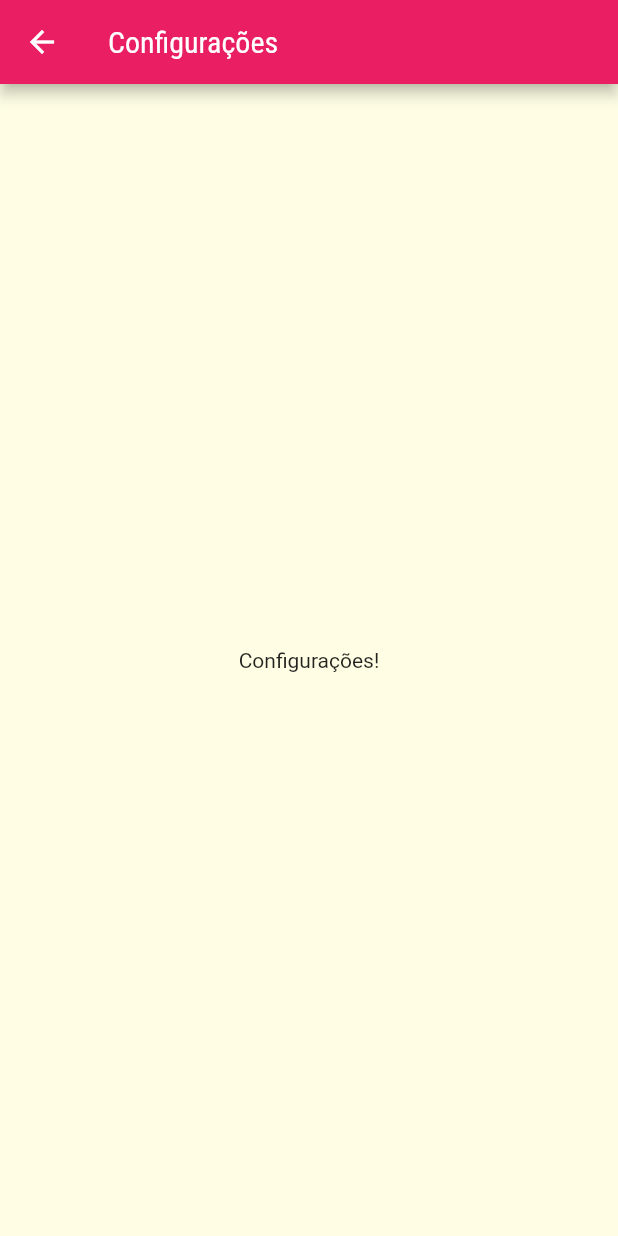
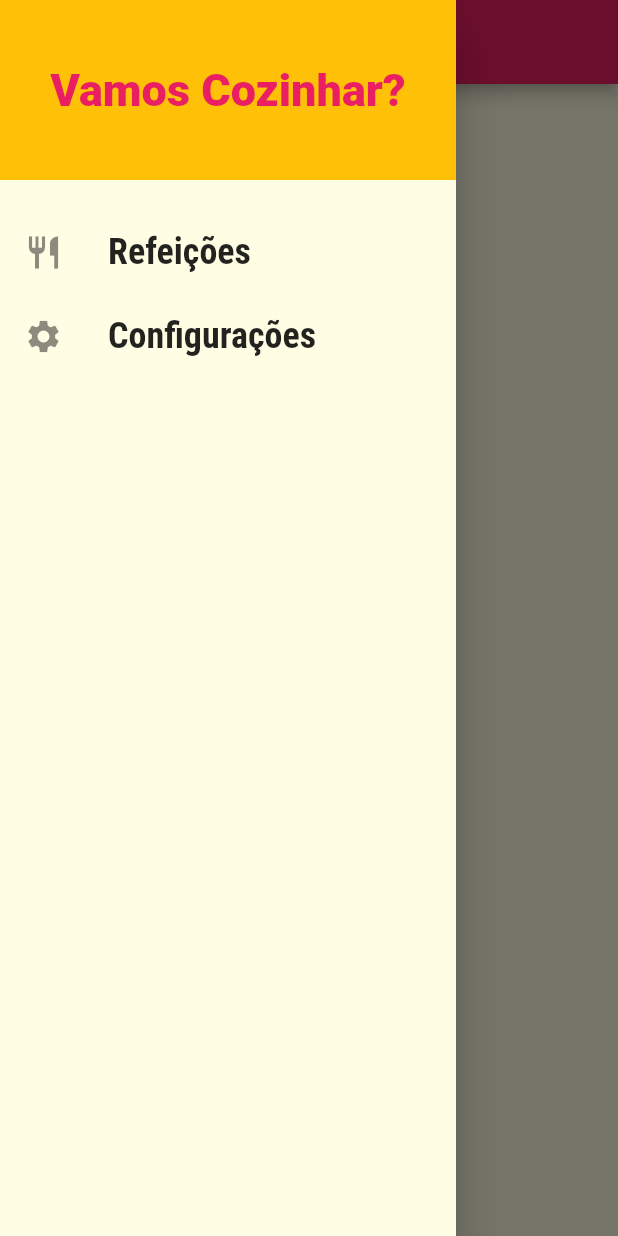
Before and after one commit to ViolaRafael/meals, a Flutter app: the SettingsScreen screen opened by its route, with the side drawer open (before the commit the screen has no drawer), on a phone screen of 412 x 824 dp. Run offline on Flutter 3.47's test engine with Material 2 defaults, Android fonts, the phone set to English and light mode, and no system bars.

```diff
--- a/lib/components/main_drawer.dart
+++ b/lib/components/main_drawer.dart
@@ -46,12 +46,12 @@ class MainDrawer extends StatelessWidget {
           _createItem(
             Icons.restaurant,
             'Refeições',
-            () => Navigator.of(context).pushNamed(AppRoutes.HOME),
+            () => Navigator.of(context).pushReplacementNamed(AppRoutes.HOME),
           ),
           _createItem(
             Icons.settings,
             'Configurações',
-            () => Navigator.of(context).pushNamed(AppRoutes.SETTINGS),
+            () => Navigator.of(context).pushReplacementNamed(AppRoutes.SETTINGS),
           ),
         ],
       ),
--- a/lib/screens/settings_screen.dart
+++ b/lib/screens/settings_screen.dart
@@ -1,4 +1,5 @@
 import 'package:flutter/material.dart';
+import '../components/main_drawer.dart';
 
 class SettingsScreen extends StatelessWidget {
   @override
@@ -7,6 +8,7 @@ class SettingsScreen extends StatelessWidget {
       appBar: AppBar(
         title: Text('Configurações'),
       ),
+      drawer: MainDrawer(),
       body: Center(child: Text('Configurações!'),
       ),
     );
```
